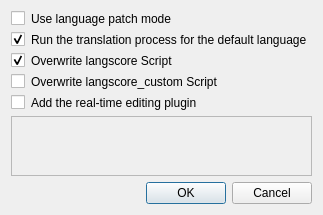
This is src/ui/dialog/UpdatePluginDialog.ui in MUkoutyan/langscore-app as Qt 5 draws it before an edit. The edited form follows.
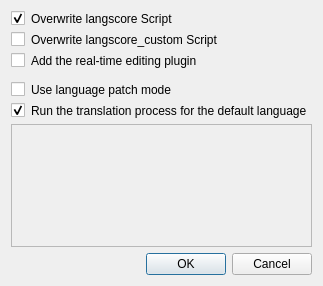
This is the edited form.

Diff of the .ui file:
```diff
--- a/src/ui/dialog/UpdatePluginDialog.ui
+++ b/src/ui/dialog/UpdatePluginDialog.ui
@@ -10,7 +10,7 @@
     <x>0</x>
     <y>0</y>
     <width>323</width>
-    <height>116</height>
+    <height>286</height>
    </rect>
   </property>
   <property name="sizePolicy">
@@ -32,29 +32,6 @@
    <string notr="true">border-color: rgb(236, 236, 236);</string>
   </property>
   <layout class="QVBoxLayout" name="verticalLayout">
-   <item>
-    <widget class="QCheckBox" name="enablePatch">
-     <property name="statusTip">
-      <string extracomment="言語ごとに翻訳ファイルを分けて書き出し、言語を後からパッチとして追加できるようにします。">Exports the translation files for each language separately, so that languages can be added later as patches.</string>
-     </property>
-     <property name="text">
-      <string>Use language patch mode</string>
-     </property>
-    </widget>
-   </item>
-   <item>
-    <widget class="QCheckBox" name="enableTransDefLang">
-     <property name="statusTip">
-      <string extracomment="チェックを外すと、デフォルト言語が選択されている場合において翻訳処理がスキップされます。">If unchecked, the original text is shown as is when the default language is selected.</string>
-     </property>
-     <property name="text">
-      <string>Run the translation process for the default language</string>
-     </property>
-     <property name="checked">
-      <bool>true</bool>
-     </property>
-    </widget>
-   </item>
    <item>
     <widget class="QCheckBox" name="updateLsScript">
      <property name="statusTip">
@@ -95,12 +72,51 @@
      </property>
     </widget>
    </item>
+   <item>
+    <spacer name="verticalSpacer">
+     <property name="orientation">
+      <enum>Qt::Orientation::Vertical</enum>
+     </property>
+     <property name="sizeType">
+      <enum>QSizePolicy::Policy::Fixed</enum>
+     </property>
+     <property name="sizeHint" stdset="0">
+      <size>
+       <width>20</width>
+       <height>8</height>
+      </size>
+     </property>
+    </spacer>
+   </item>
+   <item>
+    <widget class="QCheckBox" name="enablePatch">
+     <property name="statusTip">
+      <string extracomment="言語ごとに翻訳ファイルを分けて書き出し、言語を後からパッチとして追加できるようにします。">Exports the translation files for each language separately, so that languages can be added later as patches.</string>
+     </property>
+     <property name="text">
+      <string>Use language patch mode</string>
+     </property>
+    </widget>
+   </item>
+   <item>
+    <widget class="QCheckBox" name="enableTransDefLang">
+     <property name="statusTip">
+      <string extracomment="チェックを外すと、デフォルト言語が選択されている場合において翻訳処理がスキップされます。">If unchecked, the original text is shown as is when the default language is selected.</string>
+     </property>
+     <property name="text">
+      <string>Run the translation process for the default language</string>
+     </property>
+     <property name="checked">
+      <bool>true</bool>
+     </property>
+    </widget>
+   </item>
    <item>
     <widget class="QLabel" name="descriptionLabel">
      <property name="minimumSize">
       <size>
        <width>300</width>
-       <height>60</height>
+       <height>80</height>
       </size>
      </property>
      <property name="frameShape">
```
Left out of the diff: 12 changed lines with no effect on the pictures.
